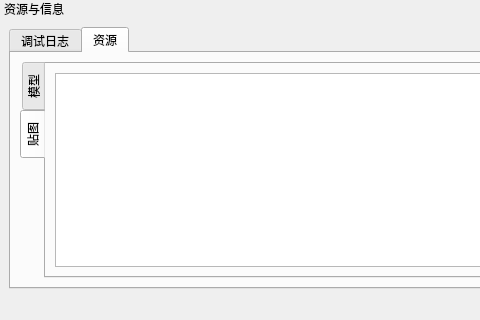
This is src/Runtime/MainWindow.ui in StoneHappy/for_graduation as Qt 5 draws it before an edit; both pictures show x 0 to 480 and y 503 to 823 of the 1188 by 823 pixel window. The edited form follows.
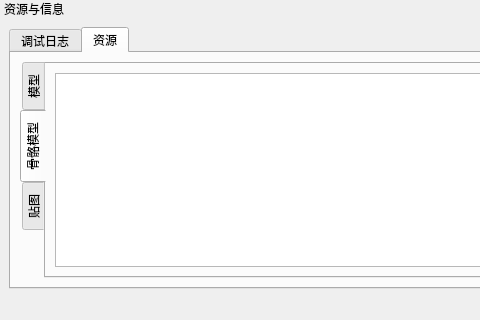
This is the edited form. Icons and pictures are not drawn. Custom widgets are drawn as their Qt base class.

Diff of the .ui file:
```diff
--- a/src/Runtime/MainWindow.ui
+++ b/src/Runtime/MainWindow.ui
@@ -115,6 +115,16 @@
              </item>
             </layout>
            </widget>
+           <widget class="QWidget" name="tab">
+            <attribute name="title">
+             <string>骨骼模型</string>
+            </attribute>
+            <layout class="QVBoxLayout" name="verticalLayout_3">
+             <item>
+              <widget class="QTableView" name="skeletalMeshTableView"/>
+             </item>
+            </layout>
+           </widget>
            <widget class="QWidget" name="tabtexture">
             <attribute name="title">
              <string>贴图</string>
```
